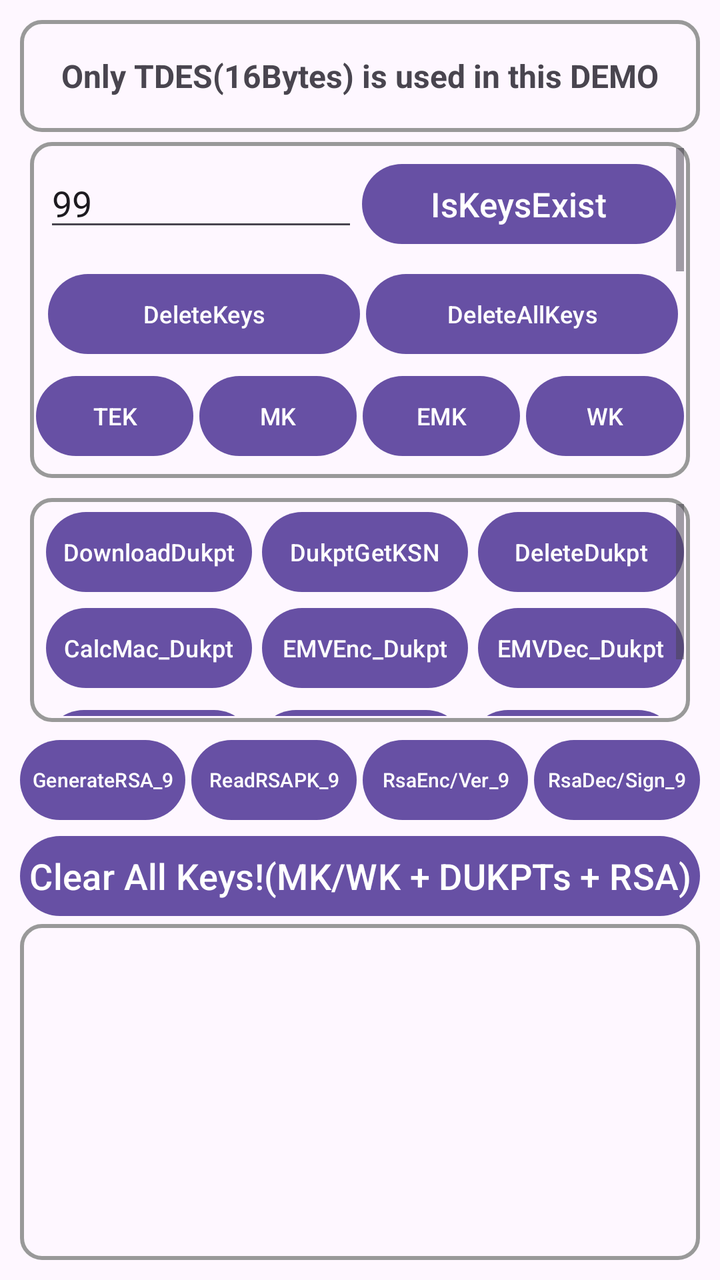
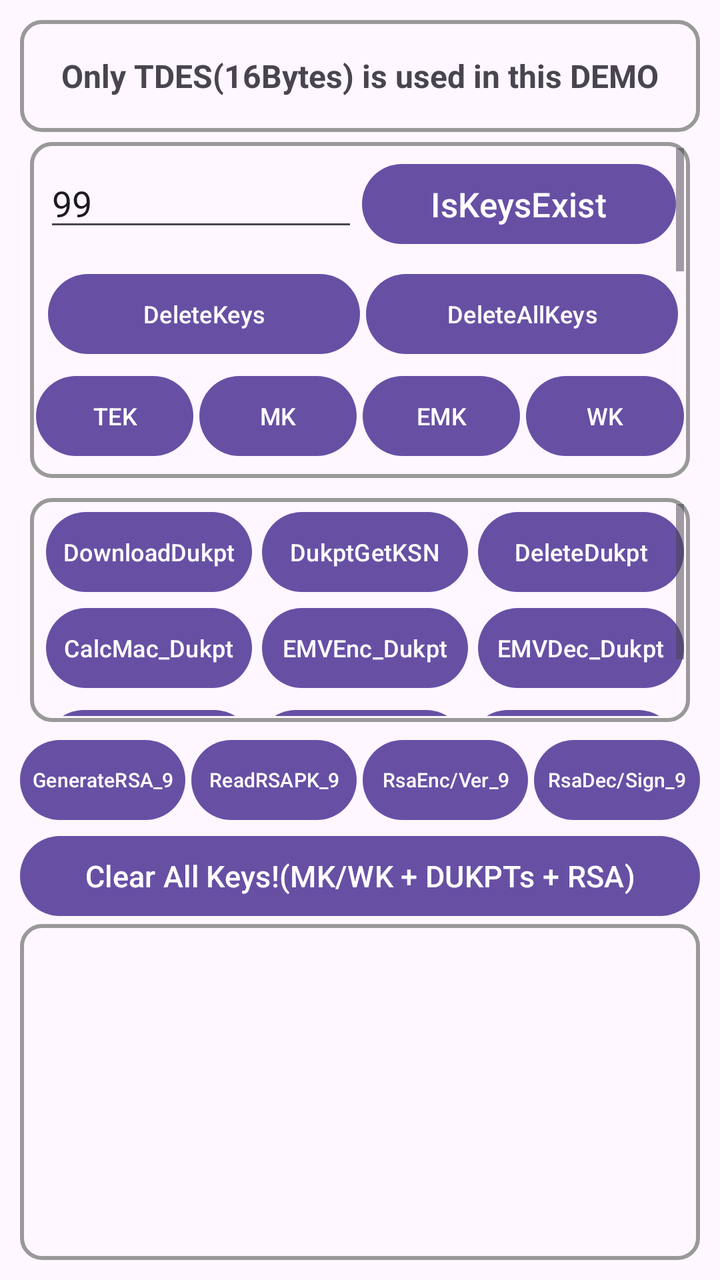

Compare the two renders of this Android layout. The source of the first and the diff that turns it into the second are given below.
<!-- AndroidManifest.xml: application theme Theme.POSGeneralSDKDemo -->
<!-- res/layout/activity_pinpad.xml -->
<?xml version="1.0" encoding="utf-8"?>
<LinearLayout xmlns:android="http://schemas.android.com/apk/res/android"
    xmlns:app="http://schemas.android.com/apk/res-auto"
    xmlns:tools="http://schemas.android.com/tools"
    android:id="@+id/main"
    android:layout_width="match_parent"
    android:layout_height="match_parent"
    android:orientation="vertical"
    android:padding="10dp">

    <FrameLayout
        android:layout_width="match_parent"
        android:layout_height="wrap_content"
        android:background="@drawable/border">

        <ProgressBar
            android:id="@+id/pbWaiting"
            android:layout_width="match_parent"
            android:layout_height="50dp"
            android:visibility="invisible"
            android:background="#FF0000"/>

        <TextView
            android:id="@+id/tvIntro"
            android:layout_width="wrap_content"
            android:layout_height="wrap_content"
            android:text="Only TDES(16Bytes) is used in this DEMO"
            android:textSize="16sp"
            android:textStyle="bold"
            android:layout_gravity="center"/>

    </FrameLayout>

    <ScrollView
        android:layout_width="match_parent"
        android:layout_height="0dp"
        android:layout_weight="3"
        android:background="@drawable/border"
        android:layout_margin="5dp">

        <LinearLayout
            android:layout_width="match_parent"
            android:layout_height="wrap_content"
            android:orientation="vertical">

            <LinearLayout
                android:layout_width="match_parent"
                android:layout_height="wrap_content"
                android:orientation="horizontal"
                android:padding="3dp">

                <EditText
                    android:id="@+id/etKeySlot"
                    android:layout_width="0dp"
                    android:layout_height="wrap_content"
                    android:layout_weight="1"
                    android:text="99"
                    android:hint="[1, 255]"
                    android:layout_margin="1dp" />

                <Button
                    android:id="@+id/btnIsKeysExist"
                    android:layout_width="0dp"
                    android:layout_height="wrap_content"
                    android:layout_weight="1"
                    android:text="IsKeysExist"
                    android:textSize="17sp"
                    android:layout_margin="1dp"
                    android:padding="0dp"/>

            </LinearLayout>

            <LinearLayout
                android:layout_width="match_parent"
                android:layout_height="wrap_content"
                android:orientation="horizontal"
                android:padding="3dp">

                <Button
                    android:id="@+id/btnDeleteKeys"
                    android:layout_width="0dp"
                    android:layout_height="wrap_content"
                    android:layout_weight="1"
                    android:text="DeleteKeys"
                    android:textSize="12sp"
                    android:layout_marginStart="3dp"
                    android:padding="0dp"/>

                <Button
                    android:id="@+id/btnDeleteAllKeys"
                    android:layout_width="0dp"
                    android:layout_height="wrap_content"
                    android:layout_weight="1"
                    android:text="DeleteAllKeys"
                    android:textSize="12sp"
                    android:layout_marginStart="3dp"
                    android:padding="0dp"/>

            </LinearLayout>

            <LinearLayout
                android:layout_width="match_parent"
                android:layout_height="wrap_content"
                android:orientation="horizontal">

                <Button
                    android:id="@+id/btnLoadTEK"
                    android:layout_width="0dp"
                    android:layout_height="wrap_content"
                    android:layout_weight="1"
                    android:text="TEK"
                    android:textSize="12sp"
                    android:padding="0dp"/>

                <Button
                    android:id="@+id/btnLoadMK"
                    android:layout_width="0dp"
                    android:layout_height="wrap_content"
                    android:layout_weight="1"
                    android:text="MK"
                    android:textSize="12sp"
                    android:layout_marginStart="3dp"
                    android:padding="0dp"/>

                <Button
                    android:id="@+id/btnLoadEMK"
                    android:layout_width="0dp"
                    android:layout_height="wrap_content"
                    android:layout_weight="1"
                    android:text="EMK"
                    android:textSize="12sp"
                    android:layout_marginStart="3dp"
                    android:padding="0dp"/>

                <Button
                    android:id="@+id/btnLoadWK"
                    android:layout_width="0dp"
                    android:layout_height="wrap_content"
                    android:layout_weight="1"
                    android:text="WK"
                    android:textSize="12sp"
                    android:layout_marginStart="3dp"
                    android:padding="0dp"/>

            </LinearLayout>

            <LinearLayout
                android:layout_width="match_parent"
                android:layout_height="wrap_content"
                android:orientation="horizontal">

                <Button
                    android:id="@+id/btnCalcMac"
                    android:layout_width="0dp"
                    android:layout_height="wrap_content"
                    android:layout_weight="1"
                    android:text="CalcMac_99"
                    android:textSize="10sp"
                    android:padding="0dp"/>

                <Button
                    android:id="@+id/btnEncDecData"
                    android:layout_width="0dp"
                    android:layout_height="wrap_content"
                    android:layout_weight="1"
                    android:layout_marginStart="5dp"
                    android:text="Enc_Dec_99"
                    android:textSize="10sp"
                    android:padding="0dp"/>

                <Button
                    android:id="@+id/btnCalcHash"
                    android:layout_width="0dp"
                    android:layout_height="wrap_content"
                    android:layout_weight="1"
                    android:text="CalcHash_99"
                    android:layout_marginStart="5dp"
                    android:textSize="10sp"
                    android:padding="0dp"/>


            </LinearLayout>

            <LinearLayout
                android:layout_width="match_parent"
                android:layout_height="wrap_content"
                android:orientation="horizontal">

                <Button
                    android:id="@+id/btnPinBlockWKOnline"
                    android:layout_width="0dp"
                    android:layout_height="wrap_content"
                    android:layout_weight="1"
                    android:text="PinBlockWK_Online_99"
                    android:layout_marginStart="5dp"
                    android:textSize="10sp"
                    android:padding="0dp"/>


                <Button
                    android:id="@+id/btnGenerateSessionKey"
                    android:layout_width="0dp"
                    android:layout_height="wrap_content"
                    android:layout_weight="1"
                    android:text="Generate SessionKey"
                    android:layout_marginStart="5dp"
                    android:textSize="10sp"
                    android:padding="0dp"/>

            </LinearLayout>

            <LinearLayout
                android:layout_width="match_parent"
                android:layout_height="wrap_content"
                android:orientation="vertical"
                android:background="@drawable/border"
                android:layout_margin="3dp">

                <LinearLayout
                    android:layout_width="match_parent"
                    android:layout_height="wrap_content"
                    android:orientation="horizontal">

                    <TextView
                        android:layout_width="0dp"
                        android:layout_height="match_parent"
                        android:layout_weight="1"
                        android:text="TR34 Data:"
                        android:textSize="16sp"
                        android:textStyle="bold"
                        android:gravity="center"/>

                    <EditText
                        android:id="@+id/etTr34Data"
                        android:layout_width="0dp"
                        android:layout_height="wrap_content"
                        android:layout_weight="2"
                        android:textSize="10sp"
                        android:text="B0096P0TB0AE000001B5202B8A1015E560564CF9C9AE36504AB876E93E09F5BDFC7825D84CC99C4E7AA97767C87AC2CA(TR31, should be encrypted using SessionKey) + Encrypted SessionKey = TR34 Message"
                        android:hint="Enter Data (2048 Bytes)"/>

                </LinearLayout>

                <LinearLayout
                    android:layout_width="match_parent"
                    android:layout_height="wrap_content"
                    android:orientation="horizontal">

                    <Button
                        android:id="@+id/btnWriteTr34Data"
                        android:layout_width="0dp"
                        android:layout_height="wrap_content"
                        android:layout_weight="1"
                        android:text="Write TR34 Data"
                        android:layout_marginStart="5dp"
                        android:textSize="10sp"
                        android:padding="0dp"/>

                    <Button
                        android:id="@+id/btnReadTr34Data"
                        android:layout_width="0dp"
                        android:layout_height="wrap_content"
                        android:layout_weight="1"
                        android:text="Read TR34 Data"
                        android:layout_marginStart="5dp"
                        android:textSize="10sp"
                        android:padding="0dp"/>

                </LinearLayout>

                <LinearLayout
                    android:layout_width="match_parent"
                    android:layout_height="wrap_content"
                    android:orientation="horizontal">

                    <Button
                        android:id="@+id/btnDownloadTr31Wk"
                        android:layout_width="0dp"
                        android:layout_height="wrap_content"
                        android:layout_weight="1"
                        android:text="Download TR31 WK"
                        android:layout_marginStart="5dp"
                        android:textSize="10sp"
                        android:padding="0dp"/>

                    <Button
                        android:id="@+id/btnDownloadTr31DukptTDes"
                        android:layout_width="0dp"
                        android:layout_height="wrap_content"
                        android:layout_weight="1"
                        android:text="Download TR31 DUKPT TDES"
                        android:layout_marginStart="5dp"
                        android:textSize="10sp"
                        android:padding="0dp"/>

                </LinearLayout>


            </LinearLayout>


        </LinearLayout>

    </ScrollView>



    <ScrollView
        android:layout_width="match_parent"
        android:layout_height="0dp"
        android:layout_weight="2"
        android:background="@drawable/border"
        android:layout_margin="5dp">

        <LinearLayout
            android:layout_width="match_parent"
            android:layout_height="wrap_content"
            android:orientation="vertical">

            <LinearLayout
                android:layout_width="match_parent"
                android:layout_height="wrap_content"
                android:orientation="horizontal">

                <Button
                    android:id="@+id/btnDownloadDukpt"
                    android:layout_width="0dp"
                    android:layout_height="wrap_content"
                    android:layout_weight="1"
                    android:text="DownloadDukpt"
                    android:layout_marginStart="5dp"
                    android:textSize="12sp"
                    android:padding="0dp"/>

                <Button
                    android:id="@+id/btnDukptGetKSN"
                    android:layout_width="0dp"
                    android:layout_height="wrap_content"
                    android:layout_weight="1"
                    android:text="DukptGetKSN"
                    android:layout_marginStart="5dp"
                    android:textSize="12sp"
                    android:padding="0dp"/>

                <Button
                    android:id="@+id/btnDeleteDukpt"
                    android:layout_width="0dp"
                    android:layout_height="wrap_content"
                    android:layout_weight="1"
                    android:text="DeleteDukpt"
                    android:layout_marginStart="5dp"
                    android:textSize="12sp"
                    android:padding="0dp"/>

            </LinearLayout>

            <LinearLayout
                android:layout_width="match_parent"
                android:layout_height="wrap_content"
                android:orientation="horizontal">

                <Button
                    android:id="@+id/btnCalcMacDukpt"
                    android:layout_width="0dp"
                    android:layout_height="wrap_content"
                    android:layout_weight="1"
                    android:text="CalcMac_Dukpt"
                    android:layout_marginStart="5dp"
                    android:textSize="12sp"
                    android:padding="0dp"/>

                <Button
                    android:id="@+id/btnEMVEncDukpt"
                    android:layout_width="0dp"
                    android:layout_height="wrap_content"
                    android:layout_weight="1"
                    android:text="EMVEnc_Dukpt"
                    android:layout_marginStart="5dp"
                    android:textSize="12sp"
                    android:padding="0dp"/>

                <Button
                    android:id="@+id/btnEMVDecDukpt"
                    android:layout_width="0dp"
                    android:layout_height="wrap_content"
                    android:layout_weight="1"
                    android:text="EMVDec_Dukpt"
                    android:layout_marginStart="5dp"
                    android:textSize="12sp"
                    android:padding="0dp"/>

            </LinearLayout>

            <LinearLayout
                android:layout_width="match_parent"
                android:layout_height="wrap_content"
                android:orientation="horizontal"
                android:padding="3dp">

                <Button
                    android:id="@+id/btnPinBlockDukpt"
                    android:layout_width="0dp"
                    android:layout_height="wrap_content"
                    android:layout_weight="1"
                    android:text="PinDukpt"
                    android:textSize="11sp"
                    android:layout_marginStart="1dp"
                    android:padding="0dp"/>

                <Button
                    android:id="@+id/btnPinBlockDukptCustom"
                    android:layout_width="0dp"
                    android:layout_height="wrap_content"
                    android:layout_weight="1"
                    android:text="PinDukptCustom"
                    android:textSize="11sp"
                    android:layout_marginStart="1dp"
                    android:padding="0dp"/>

                <Button
                    android:id="@+id/btnPinBlockDukptBlind"
                    android:layout_width="0dp"
                    android:layout_height="wrap_content"
                    android:layout_weight="1"
                    android:text="PinDukptBlind"
                    android:textSize="11sp"
                    android:layout_marginStart="1dp"
                    android:padding="0dp"/>

            </LinearLayout>

        </LinearLayout>

    </ScrollView>


    <LinearLayout
        android:layout_width="match_parent"
        android:layout_height="wrap_content"
        android:orientation="horizontal">

        <Button
            android:id="@+id/btnGenerateRsa"
            android:layout_width="0dp"
            android:layout_height="wrap_content"
            android:layout_weight="1"
            android:text="GenerateRSA_9"
            android:textSize="10sp"
            android:padding="0dp"/>

        <Button
            android:id="@+id/btnReadRsaPublicKey"
            android:layout_width="0dp"
            android:layout_height="wrap_content"
            android:layout_weight="1"
            android:text="ReadRSAPK_9"
            android:textSize="10sp"
            android:layout_marginStart="3dp"
            android:padding="0dp"/>

        <Button
            android:id="@+id/btnRsaEnc"
            android:layout_width="0dp"
            android:layout_height="wrap_content"
            android:layout_weight="1"
            android:text="RsaEnc/Ver_9"
            android:textSize="10sp"
            android:layout_marginStart="3dp"
            android:padding="0dp"/>

        <Button
            android:id="@+id/btnRsaDec"
            android:layout_width="0dp"
            android:layout_height="wrap_content"
            android:layout_weight="1"
            android:text="RsaDec/Sign_9"
            android:textSize="10sp"
            android:layout_marginStart="3dp"
            android:padding="0dp"/>

    </LinearLayout>

    <Button
        android:id="@+id/btnClearAllKeys"
        android:layout_width="match_parent"
        android:layout_height="wrap_content"
        android:text="Clear All Keys!(MK/WK + DUKPTs + RSA)"
        android:textSize="18sp"
        android:padding="0dp"/>

    <ScrollView
        android:layout_width="match_parent"
        android:layout_height="0dp"
        android:layout_weight="3"

        android:background="@drawable/border">

        <TextView
            android:id="@+id/tvResult"
            android:layout_width="match_parent"
            android:layout_height="wrap_content"
            android:textSize="17sp"
            android:textStyle="bold"/>

    </ScrollView>


</LinearLayout>
<!-- resources referenced by this layout -->
<resources>
  <!-- drawable border (drawable) -->
  <?xml version="1.0" encoding="utf-8"?>
  <shape xmlns:android="http://schemas.android.com/apk/res/android">
  
      <stroke android:width="2dp" android:color="#999999"/>
      <padding android:bottom="3dp" android:left="3dp" android:right="3dp" android:top="3dp"/>
      <corners android:radius="10dp"/>
  
  </shape>
  <style name="Theme.POSGeneralSDKDemo" parent="Base.Theme.POSGeneralSDKDemo" />
  <style name="Base.Theme.POSGeneralSDKDemo" parent="Theme.Material3.DayNight.NoActionBar">
          
          
      </style>
</resources>

<!-- the commit's change to res/layout/activity_pinpad.xml (unified diff, before → after) -->
@@ -485,7 +485,7 @@
         android:layout_width="match_parent"
         android:layout_height="wrap_content"
         android:text="Clear All Keys!(MK/WK + DUKPTs + RSA)"
-        android:textSize="18sp"
+        android:textSize="15sp"
         android:padding="0dp"/>
 
     <ScrollView
